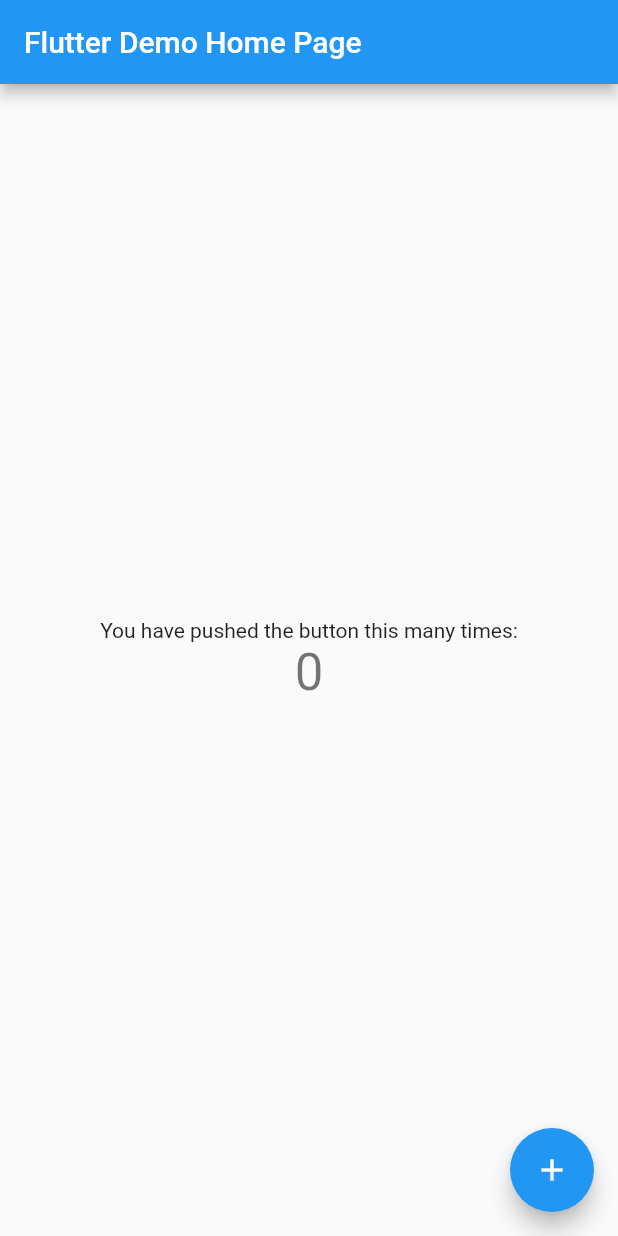
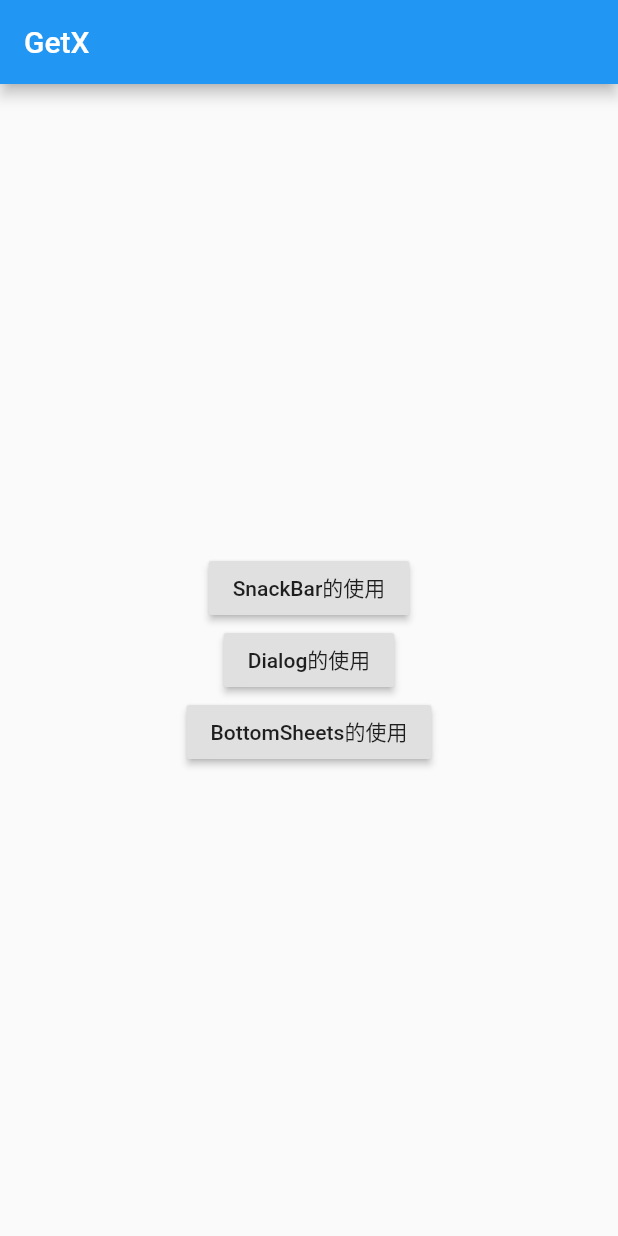
Before and after one commit to leafney/flutter_getx, a Flutter app: the screen it shows after launch, on a phone screen of 412 x 824 dp. Run offline on Flutter 3.47's test engine with Material 2 defaults, Android fonts, the phone set to English and light mode, and no system bars; our stand-ins replace get.

Commit message:
add file

```diff
--- /dev/null
+++ b/lib/home.dart
@@ -0,0 +1,51 @@
+/*
+ * @Author: leafney
+ * @Date: 2021-02-09 13:47:03
+ * @LastEditTime: 2021-02-09 14:38:15
+ * @FilePath: /flutter_getx/lib/home.dart
+ * @Description:
+ */
+
+import 'package:flutter/material.dart';
+import 'package:flutter_getx/bottomsheet_page.dart';
+import 'package:flutter_getx/dialog_page.dart';
+import 'package:flutter_getx/snackbar_page.dart';
+import 'package:get/get.dart';
+
+class HomePage extends StatelessWidget {
+  @override
+  Widget build(BuildContext context) {
+    return Scaffold(
+      appBar: AppBar(
+        title: Text('GetX'),
+      ),
+      body: Container(
+        child: Center(
+          child: Column(
+            mainAxisAlignment: MainAxisAlignment.center,
+            children: [
+              RaisedButton(
+                onPressed: () {
+                  Get.to(SnackBarPage());
+                },
+                child: Text('SnackBar的使用'),
+              ),
+              RaisedButton(
+                onPressed: () {
+                  Get.to(DialogPage());
+                },
+                child: Text('Dialog的使用'),
+              ),
+              RaisedButton(
+                onPressed: () {
+                  Get.to(BottomSheetPage());
+                },
+                child: Text('BottomSheets的使用'),
+              ),
+            ],
+          ),
+        ),
+      ),
+    );
+  }
+}
--- a/lib/main.dart
+++ b/lib/main.dart
@@ -1,4 +1,6 @@
 import 'package:flutter/material.dart';
+import 'package:flutter_getx/home.dart';
+import 'package:get/get.dart';
 
 void main() {
   runApp(MyApp());
@@ -8,7 +10,7 @@ class MyApp extends StatelessWidget {
   // This widget is the root of your application.
   @override
   Widget build(BuildContext context) {
-    return MaterialApp(
+    return GetMaterialApp(
       title: 'Flutter Demo',
       theme: ThemeData(
         // This is the theme of your application.
@@ -26,92 +28,7 @@ class MyApp extends StatelessWidget {
         // closer together (more dense) than on mobile platforms.
         visualDensity: VisualDensity.adaptivePlatformDensity,
       ),
-      home: MyHomePage(title: 'Flutter Demo Home Page'),
+      home: HomePage(),
     );
   }
 }
-
-class MyHomePage extends StatefulWidget {
-  MyHomePage({Key key, this.title}) : super(key: key);
-
-  // This widget is the home page of your application. It is stateful, meaning
-  // that it has a State object (defined below) that contains fields that affect
-  // how it looks.
-
-  // This class is the configuration for the state. It holds the values (in this
-  // case the title) provided by the parent (in this case the App widget) and
-  // used by the build method of the State. Fields in a Widget subclass are
-  // always marked "final".
-
-  final String title;
-
-  @override
-  _MyHomePageState createState() => _MyHomePageState();
-}
-
-class _MyHomePageState extends State<MyHomePage> {
-  int _counter = 0;
-
-  void _incrementCounter() {
-    setState(() {
-      // This call to setState tells the Flutter framework that something has
-      // changed in this State, which causes it to rerun the build method below
-      // so that the display can reflect the updated values. If we changed
-      // _counter without calling setState(), then the build method would not be
-      // called again, and so nothing would appear to happen.
-      _counter++;
-    });
-  }
-
-  @override
-  Widget build(BuildContext context) {
-    // This method is rerun every time setState is called, for instance as done
-    // by the _incrementCounter method above.
-    //
-    // The Flutter framework has been optimized to make rerunning build methods
-    // fast, so that you can just rebuild anything that needs updating rather
-    // than having to individually change instances of widgets.
-    return Scaffold(
-      appBar: AppBar(
-        // Here we take the value from the MyHomePage object that was created by
-        // the App.build method, and use it to set our appbar title.
-        title: Text(widget.title),
-      ),
-      body: Center(
-        // Center is a layout widget. It takes a single child and positions it
-        // in the middle of the parent.
-        child: Column(
-          // Column is also a layout widget. It takes a list of children and
-          // arranges them vertically. By default, it sizes itself to fit its
-          // children horizontally, and tries to be as tall as its parent.
-          //
-          // Invoke "debug painting" (press "p" in the console, choose the
-          // "Toggle Debug Paint" action from the Flutter Inspector in Android
-          // Studio, or the "Toggle Debug Paint" command in Visual Studio Code)
-          // to see the wireframe for each widget.
-          //
-          // Column has various properties to control how it sizes itself and
-          // how it positions its children. Here we use mainAxisAlignment to
-          // center the children vertically; the main axis here is the vertical
-          // axis because Columns are vertical (the cross axis would be
-          // horizontal).
-          mainAxisAlignment: MainAxisAlignment.center,
-          children: <Widget>[
-            Text(
-              'You have pushed the button this many times:',
-            ),
-            Text(
-              '$_counter',
-              style: Theme.of(context).textTheme.headline4,
-            ),
-          ],
-        ),
-      ),
-      floatingActionButton: FloatingActionButton(
-        onPressed: _incrementCounter,
-        tooltip: 'Increment',
-        child: Icon(Icons.add),
-      ), // This trailing comma makes auto-formatting nicer for build methods.
-    );
-  }
-}
```
Also changed, not shown: lib/bottomsheet_page.dart (added, +18 -0 lines), lib/dialog_page.dart (added, +18 -0 lines), lib/snackbar_page.dart (added, +18 -0 lines), 1 other file.
